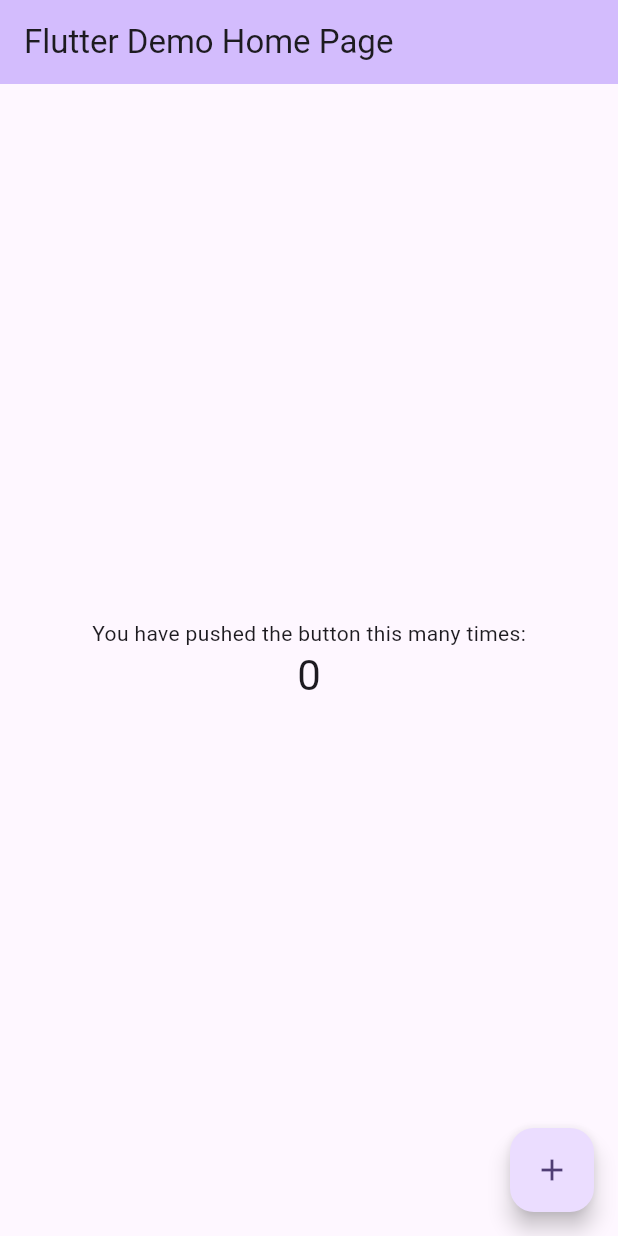
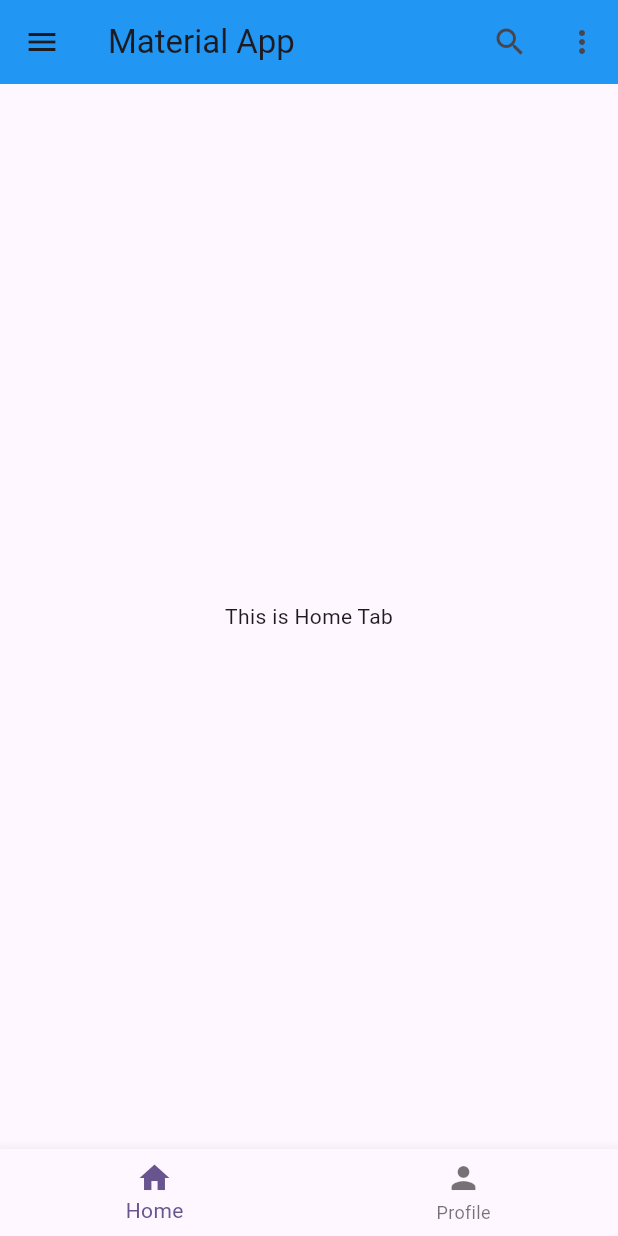
Before and after one commit to nixuiui/belajar-flutter-batch-2, a Flutter app: the screen it shows after launch, on a phone screen of 412 x 824 dp. Run offline on Flutter 3.47's test engine with Material 3 defaults, Android fonts, the phone set to English and light mode, and no system bars.

Commit message:
create new home page with drawer

```diff
--- /dev/null
+++ b/lib/main-cupertino.dart
@@ -0,0 +1,21 @@
+import 'package:belajar_flutter_batch_2/cupertino_home_page.dart';
+import 'package:flutter/cupertino.dart';
+
+void main() {
+  runApp(const MyApp());
+}
+
+class MyApp extends StatelessWidget {
+  const MyApp({super.key});
+
+  @override
+  Widget build(BuildContext context) {
+    return const CupertinoApp(
+      title: 'Flutter Demo',
+      theme: CupertinoThemeData(
+        brightness: Brightness.dark
+      ),
+      home: CupertinoHomePage(),
+    );
+  }
+}
--- a/lib/main.dart
+++ b/lib/main.dart
@@ -1,3 +1,4 @@
+import 'package:belajar_flutter_batch_2/my_home_page.dart';
 import 'package:flutter/material.dart';
 
 void main() {
@@ -15,95 +16,7 @@ class MyApp extends StatelessWidget {
         colorScheme: ColorScheme.fromSeed(seedColor: Colors.deepPurple),
         useMaterial3: true,
       ),
-      home: const MyHomePage(title: 'Flutter Demo Home Page'),
+      home: const MyHomePage(),
     );
   }
 }
-
-class MyHomePage extends StatefulWidget {
-  const MyHomePage({super.key, required this.title});
-
-  // This widget is the home page of your application. It is stateful, meaning
-  // that it has a State object (defined below) that contains fields that affect
-  // how it looks.
-
-  // This class is the configuration for the state. It holds the values (in this
-  // case the title) provided by the parent (in this case the App widget) and
-  // used by the build method of the State. Fields in a Widget subclass are
-  // always marked "final".
-
-  final String title;
-
-  @override
-  State<MyHomePage> createState() => _MyHomePageState();
-}
-
-class _MyHomePageState extends State<MyHomePage> {
-  int _counter = 0;
-
-  void _incrementCounter() {
-    setState(() {
-      // This call to setState tells the Flutter framework that something has
-      // changed in this State, which causes it to rerun the build method below
-      // so that the display can reflect the updated values. If we changed
-      // _counter without calling setState(), then the build method would not be
-      // called again, and so nothing would appear to happen.
-      _counter++;
-    });
-  }
-
-  @override
-  Widget build(BuildContext context) {
-    // This method is rerun every time setState is called, for instance as done
-    // by the _incrementCounter method above.
-    //
-    // The Flutter framework has been optimized to make rerunning build methods
-    // fast, so that you can just rebuild anything that needs updating rather
-    // than having to individually change instances of widgets.
-    return Scaffold(
-      appBar: AppBar(
-        // TRY THIS: Try changing the color here to a specific color (to
-        // Colors.amber, perhaps?) and trigger a hot reload to see the AppBar
-        // change color while the other colors stay the same.
-        backgroundColor: Theme.of(context).colorScheme.inversePrimary,
-        // Here we take the value from the MyHomePage object that was created by
-        // the App.build method, and use it to set our appbar title.
-        title: Text(widget.title),
-      ),
-      body: Center(
-        // Center is a layout widget. It takes a single child and positions it
-        // in the middle of the parent.
-        child: Column(
-          // Column is also a layout widget. It takes a list of children and
-          // arranges them vertically. By default, it sizes itself to fit its
-          // children horizontally, and tries to be as tall as its parent.
-          //
-          // Column has various properties to control how it sizes itself and
-          // how it positions its children. Here we use mainAxisAlignment to
-          // center the children vertically; the main axis here is the vertical
-          // axis because Columns are vertical (the cross axis would be
-          // horizontal).
-          //
-          // TRY THIS: Invoke "debug painting" (choose the "Toggle Debug Paint"
-          // action in the IDE, or press "p" in the console), to see the
-          // wireframe for each widget.
-          mainAxisAlignment: MainAxisAlignment.center,
-          children: <Widget>[
-            const Text(
-              'You have pushed the button this many times:',
-            ),
-            Text(
-              '$_counter',
-              style: Theme.of(context).textTheme.headlineMedium,
-            ),
-          ],
-        ),
-      ),
-      floatingActionButton: FloatingActionButton(
-        onPressed: _incrementCounter,
-        tooltip: 'Increment',
-        child: const Icon(Icons.add),
-      ), // This trailing comma makes auto-formatting nicer for build methods.
-    );
-  }
-}
--- /dev/null
+++ b/lib/my_home_page.dart
@@ -0,0 +1,83 @@
+import 'package:belajar_flutter_batch_2/tabs/home_tab.dart';
+import 'package:belajar_flutter_batch_2/tabs/profile_tab.dart';
+import 'package:flutter/material.dart';
+
+class MyHomePage extends StatefulWidget {
+  const MyHomePage({super.key});
+
+  @override
+  State<MyHomePage> createState() => _MyHomePageState();
+}
+
+class _MyHomePageState extends State<MyHomePage> {
+
+  var index = 0;
+  final tabScreens = [
+    const HomeTab(),
+    const ProfileTab()
+  ];
+
+  @override
+  void initState() {
+    super.initState();
+  }
+
+  @override
+  Widget build(BuildContext context) {
+    return Scaffold(
+      appBar: AppBar(
+        backgroundColor: Colors.blue,
+        title: const Text('Material App'),
+        actions: [
+          IconButton(
+            onPressed: () {},
+            icon: const Icon(Icons.search)
+          ),
+          IconButton(
+            onPressed: () {},
+            icon: const Icon(Icons.more_vert)
+          )
+        ],
+      ),
+      body: tabScreens[index],
+      drawer: Drawer(
+        child: SafeArea(
+          child: Column(
+            children: [
+              ListTile(
+                title: const Text('Home'),
+                onTap: () {
+                  Navigator.pop(context);
+                },
+              ),
+              ListTile(
+                title: const Text('Setting'),
+                onTap: () {
+                  Navigator.pop(context);
+                },
+              ),
+            ],
+          )
+        ),
+      ),
+      bottomNavigationBar: BottomNavigationBar(
+        currentIndex: index,
+        onTap: (value) {
+          setState(() {
+            index = value;
+          });
+        },
+        items: const [
+          BottomNavigationBarItem(
+            icon: Icon(Icons.home),
+            label: 'Home',
+          ),
+          BottomNavigationBarItem(
+            icon: Icon(Icons.person),
+            label: 'Profile'
+          ),
+        ]
+      ),
+    );
+  }
+}
--- /dev/null
+++ b/lib/tabs/home_tab.dart
@@ -0,0 +1,17 @@
+import 'package:flutter/material.dart';
+
+class HomeTab extends StatefulWidget {
+  const HomeTab({super.key});
+
+  @override
+  State<HomeTab> createState() => _HomeTabState();
+}
+
+class _HomeTabState extends State<HomeTab> {
+  @override
+  Widget build(BuildContext context) {
+    return const Center(
+      child: Text('This is Home Tab')
+    );
+  }
+}
--- a/pubspec.yaml
+++ b/pubspec.yaml
@@ -33,6 +33,7 @@ dependencies:
   # The following adds the Cupertino Icons font to your application.
   # Use with the CupertinoIcons class for iOS style icons.
   cupertino_icons: ^1.0.6
+  just_audio: ^0.9.39
 
 dev_dependencies:
   flutter_test:
```
Also changed, not shown: lib/cupertino_home_page.dart (added, +24 -0 lines), lib/new_page.dart (deleted, +0 -19 lines), lib/tabs/profile_tab.dart (added, +17 -0 lines), pubspec.lock, 10 other files.
